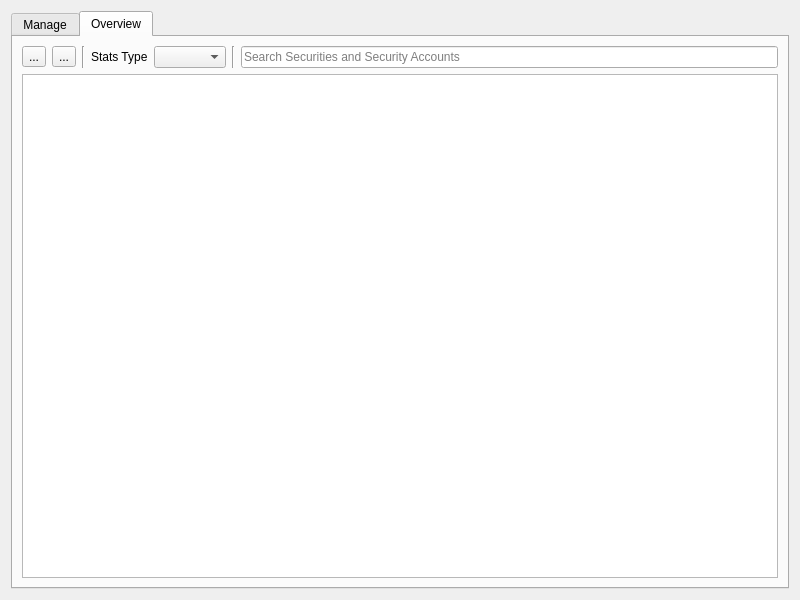
Qt form src/views/ui_files/forms/security_form.ui (JakubFranek/Kapytal) before a commit.
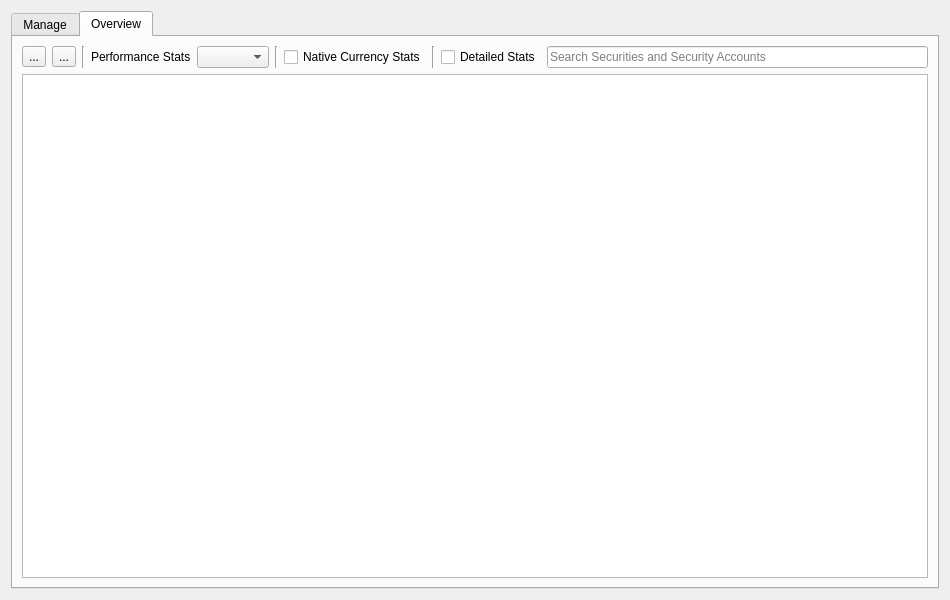
The same form after that commit. The open tabs and pages were chosen to show the change.

Commit message:
Implement new SecurityStats in Securities Form
Rename OwnedSecuritiesTreeModel to SecuritiesOverviewTreeModel.
Add sum icon for SecuritiesOverviewTreeModel TotalSecurityStats row.
Add SecurityStatsItem ABC.
Refactor attribute names of SecurityStats classes.
Fix tests.

What changed in the file:
```diff
--- a/src/views/ui_files/forms/security_form.ui
+++ b/src/views/ui_files/forms/security_form.ui
@@ -9,7 +9,7 @@
    <rect>
     <x>0</x>
     <y>0</y>
-    <width>800</width>
+    <width>950</width>
     <height>600</height>
    </rect>
   </property>
@@ -193,6 +193,9 @@
        <string>Overview</string>
       </attribute>
       <layout class="QVBoxLayout" name="verticalLayout">
+       <property name="spacing">
+        <number>6</number>
+       </property>
        <item>
         <layout class="QHBoxLayout" name="overviewControlsHorizontalLayout">
          <item>
@@ -219,7 +222,7 @@
          <item>
           <widget class="QLabel" name="statsTypeLabel">
            <property name="text">
-            <string>Stats Type</string>
+            <string>Performance Stats</string>
            </property>
           </widget>
          </item>
@@ -233,6 +236,27 @@
            </property>
           </widget>
          </item>
+         <item>
+          <widget class="QCheckBox" name="nativeCurrencyStatsCheckBox">
+           <property name="text">
+            <string>Native Currency Stats</string>
+           </property>
+          </widget>
+         </item>
+         <item>
+          <widget class="Line" name="securitiesOverviewControlsLine_3">
+           <property name="orientation">
+            <enum>Qt::Vertical</enum>
+           </property>
+          </widget>
+         </item>
+         <item>
+          <widget class="QCheckBox" name="detailedStatsCheckBox">
+           <property name="text">
+            <string>Detailed Stats</string>
+           </property>
+          </widget>
+         </item>
          <item>
           <widget class="QLineEdit" name="overviewSearchLineEdit">
            <property name="placeholderText">
@@ -244,6 +268,9 @@
        </item>
        <item>
         <widget class="QTreeView" name="treeView">
+         <property name="alternatingRowColors">
+          <bool>false</bool>
+         </property>
          <property name="uniformRowHeights">
           <bool>true</bool>
          </property>
```
The commit also changes 14 other files.
